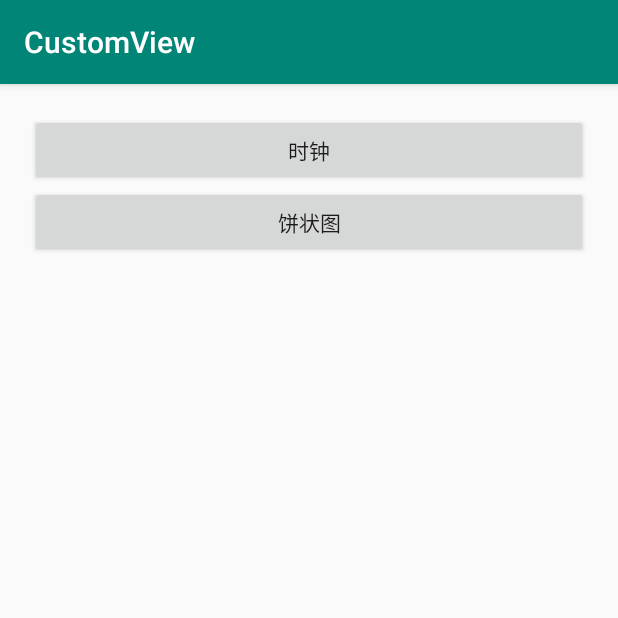
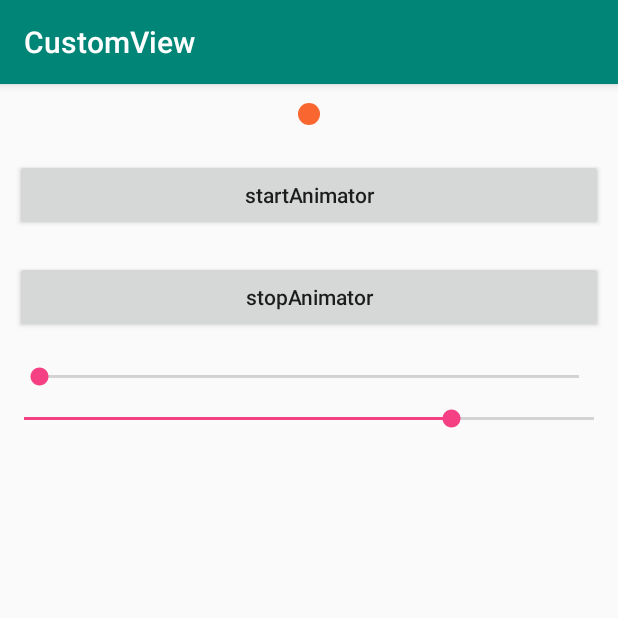
Before and after one commit to qinFamily/CustomView, an Android app: the screen it shows after launch (MainActivity before the commit, CircleRefreshViewActivity after it), on a phone screen of 412 x 824 dp, the top half of it. Run offline under Robolectric (Android 15) with nearby library versions, the phone set to English and light mode, and no system bars.

Commit message:
三个小球刷新View CircleRefreshView

```diff
--- a/app/src/main/AndroidManifest.xml
+++ b/app/src/main/AndroidManifest.xml
@@ -26,6 +26,9 @@
         <activity
             android:name=".percentage.PercentageViewActivity"
             android:screenOrientation="behind" />
+        <activity
+            android:name=".circleRefresh.CircleRefreshViewActivity"
+            android:screenOrientation="behind" />
     </application>
 
 </manifest>
--- a/app/src/main/java/leavesc/hello/customview/MainActivity.java
+++ b/app/src/main/java/leavesc/hello/customview/MainActivity.java
@@ -5,6 +5,7 @@ import android.os.Bundle;
 import android.support.v7.app.AppCompatActivity;
 import android.view.View;
 
+import leavesc.hello.customview.circleRefresh.CircleRefreshViewActivity;
 import leavesc.hello.customview.clock.ClockViewActivity;
 import leavesc.hello.customview.percentage.PercentageViewActivity;
 
@@ -21,6 +22,7 @@ public class MainActivity extends AppCompatActivity {
     protected void onCreate(Bundle savedInstanceState) {
         super.onCreate(savedInstanceState);
         setContentView(R.layout.activity_main);
+        startActivity(CircleRefreshViewActivity.class);
     }
 
     private void startActivity(Class clazz) {
@@ -35,4 +37,8 @@ public class MainActivity extends AppCompatActivity {
         startActivity(PercentageViewActivity.class);
     }
 
+    public void startCircleRefreshViewActivity(View view) {
+        startActivity(CircleRefreshViewActivity.class);
+    }
+
 }
--- /dev/null
+++ b/app/src/main/java/leavesc/hello/customview/circleRefresh/CircleRefreshView.java
@@ -0,0 +1,358 @@
+package leavesc.hello.customview.circleRefresh;
+
+import android.animation.Animator;
+import android.animation.ValueAnimator;
+import android.content.Context;
+import android.graphics.Canvas;
+import android.graphics.Color;
+import android.graphics.Paint;
+import android.support.annotation.Nullable;
+import android.util.AttributeSet;
+import android.view.View;
+import android.view.animation.LinearInterpolator;
+
+import java.util.ArrayList;
+import java.util.List;
+
+import leavesc.hello.customview.utils.ViewUtils;
+
+/**
+ * 作者：leavesC
+ * 时间：2019/4/23 16:40
+ * 描述：
+ */
+public class CircleRefreshView extends View {
+
+    private final static class Circle {
+
+        private int x;
+        private int y;
+        private int radius;
+        private int color;
+
+        private Circle(int x, int y, int radius, int color) {
+            this.x = x;
+            this.y = y;
+            this.radius = radius;
+            this.color = color;
+        }
+    }
+
+    private final int LEFT = 0;
+
+    private final int RIGHT = 1;
+
+    private final int CENTER = 2;
+
+    //View的默认宽度，dp
+    private static final int DEFAULT_WIDTH = 60;
+
+    //View的默认高度，dp
+    private static final int DEFAULT_HEIGHT = 40;
+
+    //每个圆的默认最大半径
+    private static final int DEFAULT_MAX_RADIUS = 7;
+
+    //每个圆的默认最小半径
+    private static final int DEFAULT_MIN_RADIUS = 5;
+
+    //默认速度
+    private static final long DEFAULT_SPEED = 3000;
+
+    //初始状态，即三个原点还重叠时的状态
+    public static final int STATE_ORIGIN = 10;
+
+    //准备开启动画，三个圆的距离处于最大时的状态
+    public static final int STATE_PREPARED = 20;
+
+    private long speed = DEFAULT_SPEED;
+
+    private int originState = STATE_ORIGIN;
+
+    private int contentWidth;
+
+    private int contentHeight;
+
+    //中心圆与相邻两个圆的圆心间隔
+    private int mGap;
+
+    //圆最大半径
+    private int maxRadius;
+
+    //圆最小半径
+    private int minRadius;
+
+    private int colorCircleLeft = Color.parseColor("#008577");
+    private int colorCircleCenter = Color.parseColor("#f96630");
+    private int colorCircleRight = Color.parseColor("#f54183");
+
+    private List<Circle> circleList;
+
+    private Paint paint;
+
+    private ValueAnimator animator;
+
+    public CircleRefreshView(Context context) {
+        this(context, null);
+    }
+
+    public CircleRefreshView(Context context, @Nullable AttributeSet attrs) {
+        this(context, attrs, 0);
+    }
+
+    public CircleRefreshView(Context context, @Nullable AttributeSet attrs, int defStyleAttr) {
+        super(context, attrs, defStyleAttr);
+        init();
+    }
+
+    private void init() {
+        circleList = new ArrayList<>(3);
+        maxRadius = dp2px(DEFAULT_MAX_RADIUS);
+        minRadius = dp2px(DEFAULT_MIN_RADIUS);
+        initPaint();
+        initAnimator();
+    }
+
+    private void initPaint() {
+        paint = new Paint();
+        paint.setAntiAlias(true);
+        paint.setStyle(Paint.Style.FILL);
+    }
+
+    private void initAnimator() {
+        animator = ValueAnimator.ofFloat(0f, 1f);
+        animator.setDuration(speed);
+        animator.setRepeatCount(-1);
+        animator.setRepeatMode(ValueAnimator.RESTART);
+        animator.setInterpolator(new LinearInterpolator());
+        animator.addListener(new Animator.AnimatorListener() {
+            @Override
+            public void onAnimationStart(Animator animation) {
+                //当动画启动时，将三个圆的位置重置到准备开启动画的临界状态
+                resetToStart();
+            }
+
+            @Override
+            public void onAnimationEnd(Animator animation) {
+
+            }
+
+            @Override
+            public void onAnimationCancel(Animator animation) {
+            }
+
+            @Override
+            public void onAnimationRepeat(Animator animation) {
+            }
+        });
+        animator.addUpdateListener(new ValueAnimator.AnimatorUpdateListener() {
+            @Override
+            public void onAnimationUpdate(ValueAnimator animation) {
+                //循环刷新三个圆的位置
+                for (int i = 0; i < circleList.size(); i++) {
+                    updateCircle(i, animation.getAnimatedFraction());
+                }
+                postInvalidate();
+            }
+        });
+    }
+
+    //将三个圆的位置重置到准备开启动画的临界状态
+    private void resetToStart() {
+        Circle circle = circleList.get(LEFT);
+        circle.x = minRadius;
+        circle.radius = minRadius;
+
+        circle = circleList.get(RIGHT);
+        circle.x = contentWidth - minRadius;
+        circle.radius = minRadius;
+
+        circle = circleList.get(CENTER);
+        circle.x = contentWidth / 2;
+        circle.radius = maxRadius;
+
+        postInvalidate();
+    }
+
+    private void updateCircle(int index, float fraction) {
+        float progress = fraction;  //真实进度
+        float virtualFraction;      //每个小球内部的虚拟进度
+        switch (index) {
+            case LEFT:
+                if (fraction < 5f / 6f) {
+                    progress = progress + 1f / 6f;
+                } else {
+                    progress = progress - 5f / 6f;
+                }
+                break;
+            case CENTER:
+                if (fraction < 0.5f) {
+                    progress = progress + 0.5f;
+                } else {
+                    progress = progress - 0.5f;
+                }
+                break;
+            case RIGHT:
+                if (fraction < 1f / 6f) {
+                    progress += 5f / 6f;
+                } else {
+                    progress -= 1f / 6f;
+                }
+                break;
+        }
+        Circle circle = circleList.get(index);
+        if (progress <= 1f / 6f) {
+            virtualFraction = progress * 6;
+            circle.radius = (int) (minRadius * virtualFraction);
+            circle.x = minRadius;
+            return;
+        }
+        if (progress >= 5f / 6f) {
+            virtualFraction = (progress - 5f / 6f) * 6;
+            circle.radius = (int) (minRadius * (1 - virtualFraction));
+            return;
+        }
+        virtualFraction = (progress - 1f / 6f) * 3f / 2f;
+        int difference = maxRadius - minRadius;
+        if (virtualFraction < 0.5) {
+            circle.radius = (int) (minRadius + difference * virtualFraction * 2);
+        } else {
+            circle.radius = (int) (maxRadius - difference * (virtualFraction - 0.5) * 2);
+        }
+        circle.x = (int) (minRadius + mGap * 2 * virtualFraction);
+    }
+
+    @Override
+    protected void onLayout(boolean changed, int left, int top, int right, int bottom) {
+        super.onLayout(changed, left, top, right, bottom);
+        contentWidth = getMeasuredWidth() - getPaddingLeft() - getPaddingRight();
+        contentHeight = getMeasuredHeight() - getPaddingTop() - getPaddingBottom();
+        resetCircles();
+    }
+
+    @Override
+    protected void onMeasure(int widthMeasureSpec, int heightMeasureSpec) {
+        int width = getSize(widthMeasureSpec, dp2px(DEFAULT_WIDTH));
+        int height = getSize(heightMeasureSpec, dp2px(DEFAULT_HEIGHT));
+        setMeasuredDimension(width, height);
+    }
+
+    private int getSize(int measureSpec, int defaultSize) {
+        int mode = MeasureSpec.getMode(measureSpec);
+        int size = 0;
+        switch (mode) {
+            case MeasureSpec.AT_MOST: {
+                size = Math.min(MeasureSpec.getSize(measureSpec), defaultSize);
+                break;
+            }
+            case MeasureSpec.EXACTLY: {
+                size = MeasureSpec.getSize(measureSpec);
+                break;
+            }
+            case MeasureSpec.UNSPECIFIED: {
+                size = defaultSize;
+                break;
+            }
+        }
+        return size;
+    }
+
+    @Override
+    protected void onDraw(Canvas canvas) {
+        for (Circle circle : circleList) {
+            paint.setColor(circle.color);
+            canvas.drawCircle(circle.x + getPaddingLeft(), circle.y + getPaddingTop(), circle.radius, paint);
+        }
+    }
+
+    @Override
+    protected void onDetachedFromWindow() {
+        super.onDetachedFromWindow();
+        stop();
+    }
+
+    public void drag(float fraction) {
+        if (originState == STATE_PREPARED) {
+            return;
+        }
+        if (animator != null && animator.isRunning()) {
+            return;
+        }
+        if (fraction > 1) {
+            return;
+        }
+        circleList.get(LEFT).x = (int) (minRadius + mGap * (1f - fraction));
+        circleList.get(RIGHT).x = (int) (contentWidth / 2 + mGap * fraction);
+        postInvalidate();
+    }
+
+    private void resetCircles() {
+        if (circleList.isEmpty()) {
+            int x = contentWidth / 2;
+            int y = contentHeight / 2;
+            mGap = x - minRadius;
+            Circle circleLeft = new Circle(x, y, minRadius, colorCircleLeft);
+            Circle circleCenter = new Circle(x, y, maxRadius, colorCircleCenter);
+            Circle circleRight = new Circle(x, y, minRadius, colorCircleRight);
+            circleList.add(LEFT, circleLeft);
+            circleList.add(RIGHT, circleRight);
+            circleList.add(CENTER, circleCenter);
+        }
+        if (originState == STATE_ORIGIN) {
+            int x = contentWidth / 2;
+            int y = contentHeight / 2;
+            for (int i = 0; i < circleList.size(); i++) {
+                Circle circle = circleList.get(i);
+                circle.x = x;
+                circle.y = y;
+                if (i == CENTER) {
+                    circle.radius = maxRadius;
+                } else {
+                    circle.radius = minRadius;
+                }
+            }
+        } else {
+            resetToStart();
+        }
+    }
+
+    /**
+     * 设置圆球初始状态
+     * {@link #STATE_ORIGIN}为原始状态（三个小球重合）,
+     * {@link #STATE_PREPARED}为准备好可以刷新的状态，三个小球间距最大
+     */
+    public void setOriginState(int state) {
+        if (state == 0) {
+            originState = STATE_ORIGIN;
+        } else {
+            originState = STATE_PREPARED;
+        }
+    }
+
+    public void start() {
+        if (!animator.isRunning()) {
+            animator.start();
+        }
+    }
+
+    public void stop() {
+        if (animator.isRunning()) {
+            animator.cancel();
+            resetCircles();
+        }
+    }
+
+    public void setSpeed(long speed) {
+        this.speed = speed;
+        animator.setDuration(speed);
+    }
+
+    public long getSpeed() {
+        return speed;
+    }
+
+    private int dp2px(float dpValue) {
+        return ViewUtils.dp2px(getContext(), dpValue);
+    }
+
+}
--- /dev/null
+++ b/app/src/main/java/leavesc/hello/customview/circleRefresh/CircleRefreshViewActivity.java
@@ -0,0 +1,55 @@
+package leavesc.hello.customview.circleRefresh;
+
+import android.os.Bundle;
+import android.support.v7.app.AppCompatActivity;
+import android.view.View;
+import android.widget.SeekBar;
+
+import leavesc.hello.customview.R;
+import leavesc.hello.customview.widget.OnSeekBarChangeSimpleListener;
+
+/**
+ * 作者：leavesC
+ * 时间：2019/4/23 16:41
+ * 描述：
+ */
+public class CircleRefreshViewActivity extends AppCompatActivity {
+
+    private CircleRefreshView circleRefreshView;
+
+    @Override
+    protected void onCreate(Bundle savedInstanceState) {
+        super.onCreate(savedInstanceState);
+        setContentView(R.layout.activity_circle_refresh_view);
+        circleRefreshView = findViewById(R.id.refresh_view);
+        SeekBar seekBarDrag = findViewById(R.id.seekBarDrag);
+        seekBarDrag.setOnSeekBarChangeListener(new OnSeekBarChangeSimpleListener() {
+            @Override
+            public void onProgressChanged(SeekBar seekBar, int progress, boolean fromUser) {
+                circleRefreshView.drag(progress / 100f);
+            }
+        });
+
+        SeekBar seekBarSeed = findViewById(R.id.seekBarSeed);
+        seekBarSeed.setMax(100);
+        seekBarSeed.setOnSeekBarChangeListener(new OnSeekBarChangeSimpleListener() {
+            @Override
+            public void onProgressChanged(SeekBar seekBar, int progress, boolean fromUser) {
+                circleRefreshView.setSpeed(progress * 40);
+            }
+        });
+        seekBarSeed.setProgress((int) (circleRefreshView.getSpeed() / 40));
+    }
+
+    public void onClick(View view) {
+        switch (view.getId()) {
+            case R.id.btnStart:
+                circleRefreshView.start();
+                break;
+            case R.id.btnStop:
+                circleRefreshView.stop();
+                break;
+        }
+    }
+
+}
--- /dev/null
+++ b/app/src/main/java/leavesc/hello/customview/utils/ViewUtils.java
@@ -0,0 +1,17 @@
+package leavesc.hello.customview.utils;
+
+import android.content.Context;
+
+/**
+ * 作者：leavesC
+ * 时间：2019/4/23 17:25
+ * 描述：
+ */
+public class ViewUtils {
+
+    public static int dp2px(Context context, float dpValue) {
+        final float scale = context.getResources().getDisplayMetrics().density;
+        return (int) (dpValue * scale + 0.5f);
+    }
+
+}
--- a/app/src/main/java/leavesc/hello/customview/widget/OnSeekBarChangeSimpleListener.java
+++ b/app/src/main/java/leavesc/hello/customview/widget/OnSeekBarChangeSimpleListener.java
@@ -9,12 +9,11 @@ import android.widget.SeekBar;
  * GitHub：https://github.com/leavesC
  * Blog：https://www.jianshu.com/u/9df45b87cfdf
  */
-public class OnSeekBarChangeSimpleListener implements SeekBar.OnSeekBarChangeListener {
+public abstract class OnSeekBarChangeSimpleListener implements SeekBar.OnSeekBarChangeListener {
 
     @Override
-    public void onProgressChanged(SeekBar seekBar, int progress, boolean fromUser) {
+    public abstract void onProgressChanged(SeekBar seekBar, int progress, boolean fromUser);
 
-    }
 
     @Override
     public void onStartTrackingTouch(SeekBar seekBar) {
--- /dev/null
+++ b/app/src/main/res/layout/activity_circle_refresh_view.xml
@@ -0,0 +1,42 @@
+<?xml version="1.0" encoding="utf-8"?>
+<LinearLayout xmlns:android="http://schemas.android.com/apk/res/android"
+    android:layout_width="match_parent"
+    android:layout_height="match_parent"
+    android:orientation="vertical">
+
+    <leavesc.hello.customview.circleRefresh.CircleRefreshView
+        android:id="@+id/refresh_view"
+        android:layout_width="wrap_content"
+        android:layout_height="wrap_content"
+        android:layout_gravity="center_horizontal" />
+
+    <Button
+        android:id="@+id/btnStart"
+        android:layout_width="match_parent"
+        android:layout_height="wrap_content"
+        android:layout_margin="10dp"
+        android:onClick="onClick"
+        android:text="startAnimator"
+        android:textAllCaps="false" />
+
+    <Button
+        android:id="@+id/btnStop"
+        android:layout_width="match_parent"
+        android:layout_height="wrap_content"
+        android:layout_margin="10dp"
+        android:onClick="onClick"
+        android:text="stopAnimator"
+        android:textAllCaps="false" />
+
+    <SeekBar
+        android:id="@+id/seekBarDrag"
+        android:layout_width="match_parent"
+        android:layout_height="wrap_content"
+        android:layout_margin="10dp" />
+
+    <SeekBar
+        android:id="@+id/seekBarSeed"
+        android:layout_width="match_parent"
+        android:layout_height="wrap_content" />
+
+</LinearLayout>
--- a/app/src/main/res/layout/activity_main.xml
+++ b/app/src/main/res/layout/activity_main.xml
@@ -19,4 +19,10 @@
         android:onClick="startPercentageViewActivity"
         android:text="饼状图" />
 
+    <Button
+        android:layout_width="match_parent"
+        android:layout_height="wrap_content"
+        android:onClick="startCircleRefreshViewActivity"
+        android:text="仿QQ邮箱下拉刷新" />
+
 </LinearLayout>
```
